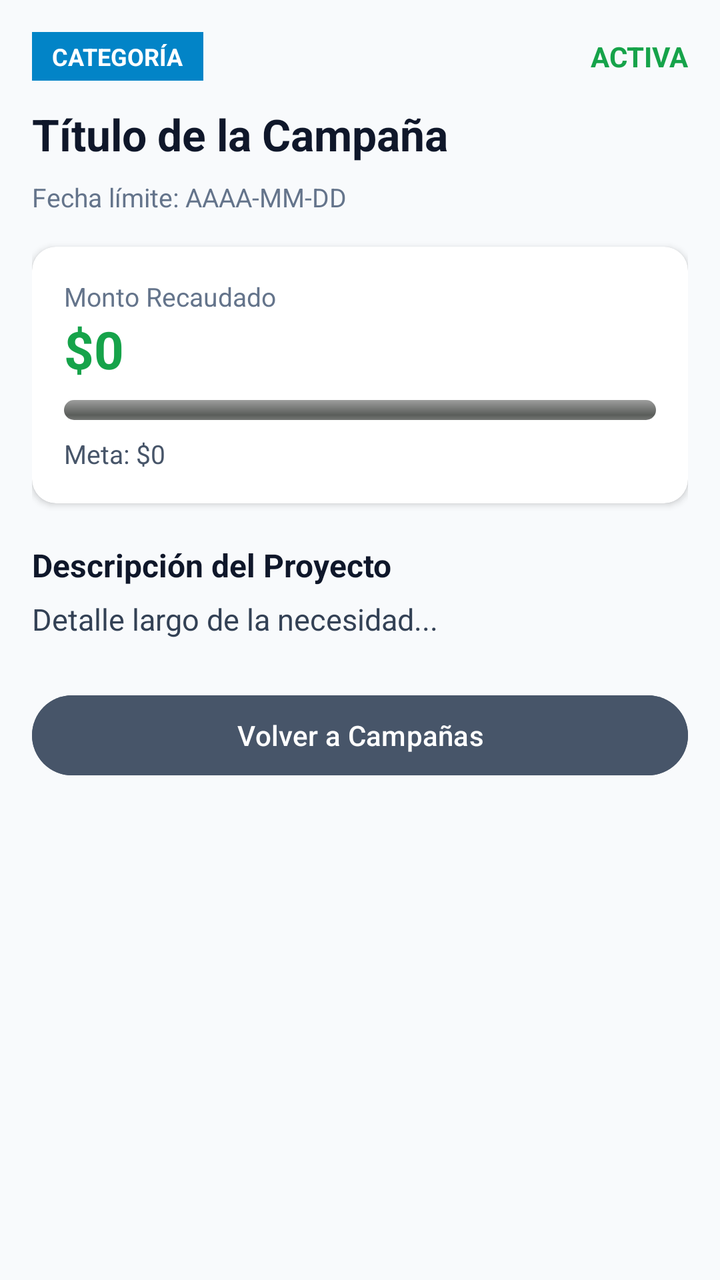
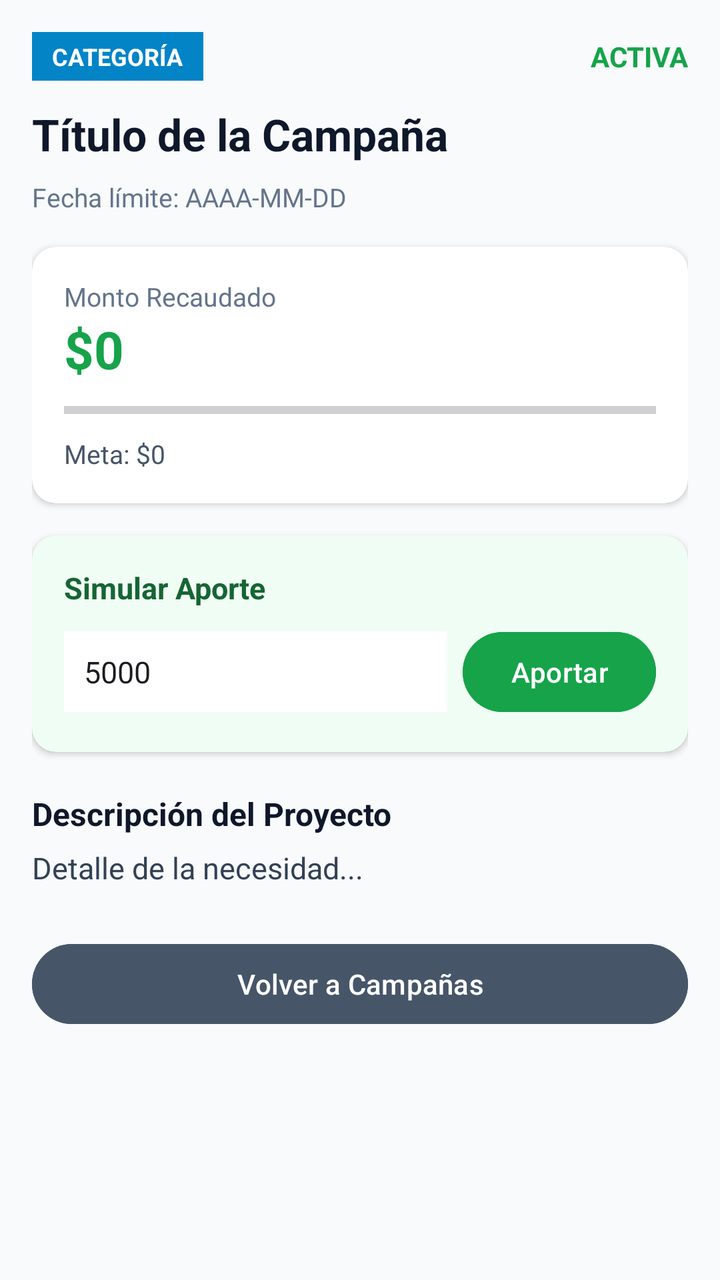

Compare the two renders of this Android layout. The source of the first and the diff that turns it into the second are given below.
<!-- AndroidManifest.xml: application theme Theme.AporteMobile -->
<!-- res/layout/detalle_campana.xml -->
<?xml version="1.0" encoding="utf-8"?>
<ScrollView xmlns:android="http://schemas.android.com/apk/res/android"
    xmlns:app="http://schemas.android.com/apk/res-auto"
    android:layout_width="match_parent"
    android:layout_height="match_parent"
    android:background="#F8FAFC"
    android:padding="16dp">

    <LinearLayout
        android:layout_width="match_parent"
        android:layout_height="wrap_content"
        android:orientation="vertical">

        <LinearLayout
            android:layout_width="match_parent"
            android:layout_height="wrap_content"
            android:orientation="horizontal"
            android:gravity="center_vertical"
            android:layout_marginBottom="12dp">

            <TextView
                android:id="@+id/tvDetalleCategoria"
                android:layout_width="wrap_content"
                android:layout_height="wrap_content"
                android:background="#0284C7"
                android:textColor="#FFFFFF"
                android:textStyle="bold"
                android:textSize="12sp"
                android:paddingHorizontal="10dp"
                android:paddingVertical="4dp"
                android:text="CATEGORÍA" />

            <View
                android:layout_width="0dp"
                android:layout_height="0dp"
                android:layout_weight="1" />

            <TextView
                android:id="@+id/tvDetalleEstado"
                android:layout_width="wrap_content"
                android:layout_height="wrap_content"
                android:textColor="#16A34A"
                android:textStyle="bold"
                android:textSize="14sp"
                android:text="ACTIVA" />
        </LinearLayout>

        <TextView
            android:id="@+id/tvDetalleTitulo"
            android:layout_width="match_parent"
            android:layout_height="wrap_content"
            android:textSize="22sp"
            android:textStyle="bold"
            android:textColor="#0F172A"
            android:layout_marginBottom="8dp"
            android:text="Título de la Campaña" />

        <TextView
            android:id="@+id/tvDetalleFechaLimite"
            android:layout_width="match_parent"
            android:layout_height="wrap_content"
            android:textColor="#64748B"
            android:textSize="13sp"
            android:layout_marginBottom="16dp"
            android:text="Fecha límite: AAAA-MM-DD" />

        
        <androidx.cardview.widget.CardView
            android:layout_width="match_parent"
            android:layout_height="wrap_content"
            android:layout_marginBottom="20dp"
            app:cardCornerRadius="12dp"
            app:cardElevation="2dp">

            <LinearLayout
                android:layout_width="match_parent"
                android:layout_height="wrap_content"
                android:orientation="vertical"
                android:padding="16dp">

                <TextView
                    android:layout_width="wrap_content"
                    android:layout_height="wrap_content"
                    android:text="Monto Recaudado"
                    android:textColor="#64748B"
                    android:textSize="13sp" />

                <TextView
                    android:id="@+id/tvDetalleRecaudado"
                    android:layout_width="wrap_content"
                    android:layout_height="wrap_content"
                    android:textSize="26sp"
                    android:textStyle="bold"
                    android:textColor="#16A34A"
                    android:text="$0" />

                <ProgressBar
                    android:id="@+id/pbDetalleProgreso"
                    style="?android:attr/progressBarStyleHorizontal"
                    android:layout_width="match_parent"
                    android:layout_height="10dp"
                    android:layout_marginTop="8dp"
                    android:layout_marginBottom="8dp"
                    android:progressDrawable="@android:drawable/progress_horizontal"
                    android:max="100" />

                <TextView
                    android:id="@+id/tvDetalleMeta"
                    android:layout_width="wrap_content"
                    android:layout_height="wrap_content"
                    android:textColor="#475569"
                    android:textSize="13sp"
                    android:text="Meta: $0" />
            </LinearLayout>
        </androidx.cardview.widget.CardView>

        <TextView
            android:layout_width="wrap_content"
            android:layout_height="wrap_content"
            android:text="Descripción del Proyecto"
            android:textColor="#0F172A"
            android:textStyle="bold"
            android:textSize="16sp"
            android:layout_marginBottom="6dp" />

        <TextView
            android:id="@+id/tvDetalleDescripcion"
            android:layout_width="match_parent"
            android:layout_height="wrap_content"
            android:textColor="#334155"
            android:textSize="15sp"
            android:lineSpacingExtra="4dp"
            android:layout_marginBottom="24dp"
            android:text="Detalle largo de la necesidad..." />

        <Button
            android:id="@+id/btnVolver"
            android:layout_width="match_parent"
            android:layout_height="wrap_content"
            android:text="Volver a Campañas"
            android:backgroundTint="#475569"
            android:textColor="#FFFFFF" />

    </LinearLayout>
</ScrollView>
<!-- resources referenced by this layout -->
<resources>
  <style name="Theme.AporteMobile" parent="Base.Theme.AporteMobile" />
  <style name="Base.Theme.AporteMobile" parent="Theme.Material3.DayNight.NoActionBar">
          
          
      </style>
</resources>

<!-- the commit's change to res/layout/detalle_campana.xml (unified diff, before → after) -->
@@ -64,11 +64,10 @@
             android:layout_marginBottom="16dp"
             android:text="Fecha límite: AAAA-MM-DD" />
 
-        
         <androidx.cardview.widget.CardView
             android:layout_width="match_parent"
             android:layout_height="wrap_content"
-            android:layout_marginBottom="20dp"
+            android:layout_marginBottom="16dp"
             app:cardCornerRadius="12dp"
             app:cardElevation="2dp">
 
@@ -101,7 +100,6 @@
                     android:layout_height="10dp"
                     android:layout_marginTop="8dp"
                     android:layout_marginBottom="8dp"
-                    android:progressDrawable="@android:drawable/progress_horizontal"
                     android:max="100" />
 
                 <TextView
@@ -111,6 +109,59 @@
                     android:textColor="#475569"
                     android:textSize="13sp"
                     android:text="Meta: $0" />
+            </LinearLayout>
+        </androidx.cardview.widget.CardView>
+
+        <androidx.cardview.widget.CardView
+            android:layout_width="match_parent"
+            android:layout_height="wrap_content"
+            android:layout_marginBottom="20dp"
+            app:cardCornerRadius="12dp"
+            app:cardBackgroundColor="#F0FDF4"
+            app:cardElevation="2dp">
+
+            <LinearLayout
+                android:layout_width="match_parent"
+                android:layout_height="wrap_content"
+                android:orientation="vertical"
+                android:padding="16dp">
+
+                <TextView
+                    android:layout_width="wrap_content"
+                    android:layout_height="wrap_content"
+                    android:text="Simular Aporte"
+                    android:textColor="#166534"
+                    android:textStyle="bold"
+                    android:textSize="15sp"
+                    android:layout_marginBottom="8dp" />
+
+                <LinearLayout
+                    android:layout_width="match_parent"
+                    android:layout_height="wrap_content"
+                    android:orientation="horizontal"
+                    android:gravity="center_vertical">
+
+                    <EditText
+                        android:id="@+id/etMontoAporte"
+                        android:layout_width="0dp"
+                        android:layout_height="wrap_content"
+                        android:layout_weight="1"
+                        android:hint="Monto ($)"
+                        android:inputType="number"
+                        android:text="5000"
+                        android:background="#FFFFFF"
+                        android:padding="10dp"
+                        android:textSize="15sp"
+                        android:layout_marginEnd="8dp"/>
+
+                    <Button
+                        android:id="@+id/btnAportar"
+                        android:layout_width="wrap_content"
+                        android:layout_height="wrap_content"
+                        android:text="Aportar"
+                        android:backgroundTint="#16A34A"
+                        android:textColor="#FFFFFF" />
+                </LinearLayout>
             </LinearLayout>
         </androidx.cardview.widget.CardView>
 
@@ -131,7 +182,7 @@
             android:textSize="15sp"
             android:lineSpacingExtra="4dp"
             android:layout_marginBottom="24dp"
-            android:text="Detalle largo de la necesidad..." />
+            android:text="Detalle de la necesidad..." />
 
         <Button
             android:id="@+id/btnVolver"
